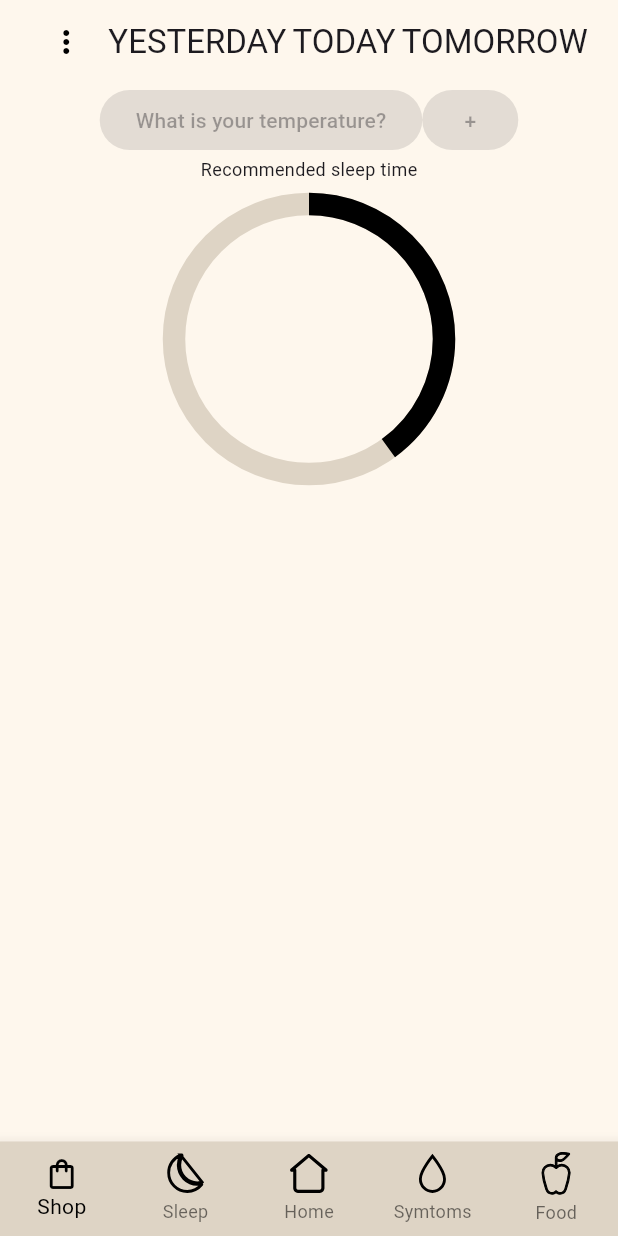
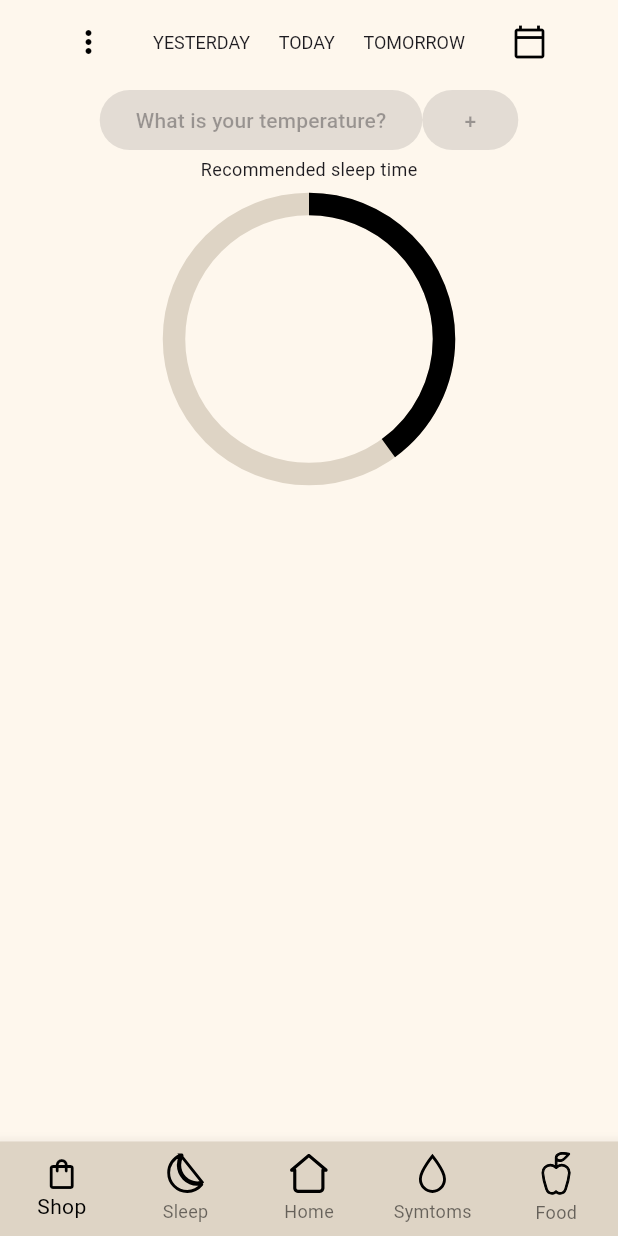
Before and after one commit to BasantaPoudel/ByCycle, a Flutter app: the screen it shows after launch, on a phone screen of 412 x 824 dp. Run offline on Flutter 3.47's test engine with Material 3 defaults, Android fonts, the phone set to English and light mode, and no system bars; our stand-ins replace flutter_svg, table_calendar; Roboto replaces fonts that are missing (Hind).

Commit message:
Add Table Calendar

```diff
--- a/lib/main.dart
+++ b/lib/main.dart
@@ -1,3 +1,4 @@
+import 'package:by_cycle/screens/calendar.dart';
 import 'package:by_cycle/theme/app_theme.dart';
 import 'package:flutter/material.dart';
 import 'package:flutter_svg/flutter_svg.dart';
@@ -55,9 +56,27 @@
                     // Navigate to the search screen
                   },
                 ),
-                Text('YESTERDAY'),
-                Text('TODAY'),
-                Text('TOMORROW'),
+                Text(
+                    style: AppTheme.lightTheme.textTheme.bodyMedium,
+                    'YESTERDAY'),
+                Text(style: AppTheme.lightTheme.textTheme.bodyMedium, 'TODAY'),
+                Text(
+                    style: AppTheme.lightTheme.textTheme.bodyMedium,
+                    'TOMORROW'),
+                IconButton(
+                  color: Colors.black,
+                  icon: Icon(Icons.calendar_today_outlined),
+                  onPressed: () {
+                    // Navigate to the search screen
+                    Navigator.push(
+                      context,
+                      MaterialPageRoute(
+                        builder: (context) =>
+                            Calendar(), // Calendar is the name of the class
+                      ),
+                    );
+                  },
+                ),
               ],
             ),
           ),
--- a/pubspec.yaml
+++ b/pubspec.yaml
@@ -36,6 +36,7 @@ dependencies:
   cupertino_icons: ^1.0.6
   material_color_gen: ^2.0.0
   flutter_svg: ^2.0.10+1
+  table_calendar: ^3.1.2
 
 dev_dependencies:
   flutter_test:
```
Also changed, not shown: lib/screens/calendar.dart (added, +25 -0 lines).
